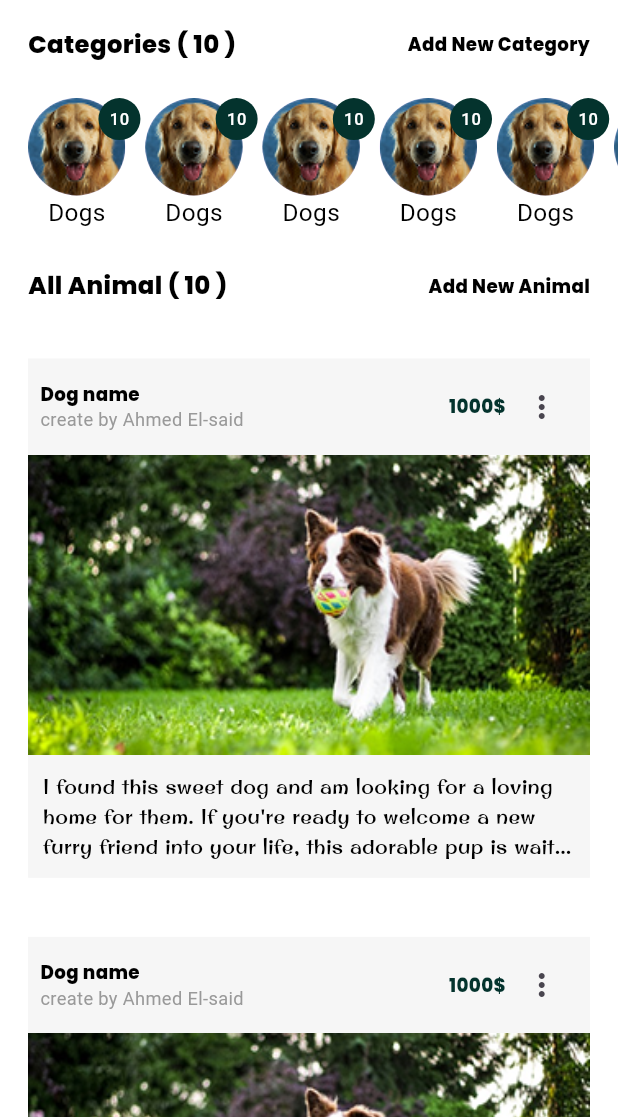
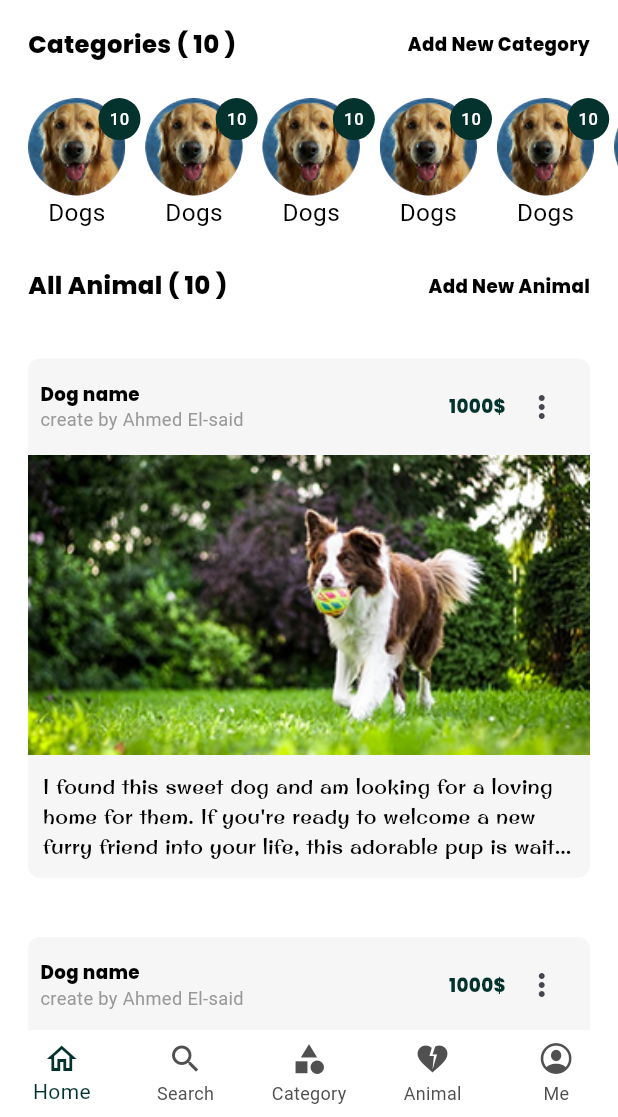
Before and after one commit to elsaidmaher2-10/animoapp, a Flutter app: the screen it shows after launch, on a phone screen of 412 x 824 dp, the part 119-1236 px from its top. Run offline on Flutter 3.47's test engine with Material 3 defaults, Android fonts, the phone set to English and light mode, and no system bars; our stand-ins replace connectivity_plus, dartz, dio, dotted_border, flutter_bloc, flutter_screenutil and 6 more; accounts and stored records are empty.

Commit message:
feat: Add Category screen and main navigation
- Implemented a new Category screen for creating categories with name and description fields.
- Added a Mainscreen with a bottom navigation bar to switch between Home, Search, Category, Animal, and Me screens.
- Created a Homebutton widget for consistent button styling and functionality.

```diff
--- a/lib/core/resource/assetvaluemanger.dart
+++ b/lib/core/resource/assetvaluemanger.dart
@@ -2,6 +2,8 @@ abstract class AssetValueManager {
   static String uploadimage = "assets/image/Subtract.png";
 
   static const String Klog = "assets/image/logo.svg";
+
+  static String profile = "assets/image/Ellipse 11.png";
 }
 
 class FontFamily {
--- a/lib/core/resource/colormanager.dart
+++ b/lib/core/resource/colormanager.dart
@@ -13,4 +13,6 @@ class ColorManger {
   static const Color green = Color(0xff08A43A);
 
   static Color black = Color(0xff000000);
+
+  static Color klightgreen = Color(0xff16A99F);
 }
--- a/lib/core/resource/constantsmanager.dart
+++ b/lib/core/resource/constantsmanager.dart
@@ -76,4 +76,6 @@ class constantManager {
   static String createnewpass = "Create New Password";
 
   static String submit = 'Submit';
+
+  static String save = "Save";
 }
--- a/lib/core/resource/screenutilsmaanger.dart
+++ b/lib/core/resource/screenutilsmaanger.dart
@@ -31,9 +31,11 @@ class screeutilsManager {
 
   static double h58 = 58.h;
 
-  static double s20 = 20;
+  static double s20 = 20.sp;
 
   static double h10 = 10.h;
 
   static double s12 = 12.sp;
+
+  static double h20 = 20.h;
 }
--- a/lib/core/routes/routesmanager.dart
+++ b/lib/core/routes/routesmanager.dart
@@ -6,6 +6,8 @@ import 'package:animoapp/feature/Auth/foregetpassword/presentation/views/foreget
 import 'package:animoapp/feature/Auth/otpverifcation/presentation/view/otpvrificationcode.dart';
 import 'package:animoapp/feature/Auth/register/presentation/views/signupwidget.dart';
 import 'package:animoapp/feature/home/presentation/views/home.dart';
+import 'package:animoapp/feature/home/presentation/views/mainscreen.dart';
+import 'package:animoapp/main.dart';
 import 'package:flutter/material.dart';
 
 abstract class RoutesManager {
@@ -40,7 +42,7 @@ abstract class RoutesManager {
         }
       case RouteName.home:
         {
-          return MaterialPageRoute(builder: (ctx) => Home());
+          return MaterialPageRoute(builder: (ctx) => Mainscreen());
         }
       default:
         {
--- a/lib/core/widget/customtextfromfield.dart
+++ b/lib/core/widget/customtextfromfield.dart
@@ -11,8 +11,11 @@ class CustomTextfromfield extends StatelessWidget {
     required this.controller,
     this.onChanged,
     this.ktype = TextInputType.text,
+    this.maxlines = 1,
   });
   String hinttext;
+
+  int maxlines;
   IconButton? suffix;
   TextInputType ktype;
   bool obstext;
@@ -22,6 +25,7 @@ class CustomTextfromfield extends StatelessWidget {
   @override
   Widget build(BuildContext context) {
     return TextFormField(
+      maxLines: maxlines,
       enableInteractiveSelection: true,
       keyboardType: ktype,
       onChanged: onChanged,
--- a/lib/feature/Auth/register/presentation/views/widget/uploadimage.dart
+++ b/lib/feature/Auth/register/presentation/views/widget/uploadimage.dart
@@ -73,8 +73,8 @@ class Uploadimage extends StatelessWidget {
                     onTap: onTap,
                     child: Padding(
                       padding: EdgeInsets.symmetric(
-                        horizontal: state is SingupimageInitial ? 64 : 0,
-                        vertical: state is SingupimageInitial ? 32 : 0,
+                        horizontal: state is SingupimageInitial ? 100 : 0,
+                        vertical: state is SingupimageInitial ? 64 : 0,
                       ),
                       child: Column(
                         children: [
--- a/lib/feature/home/presentation/views/home.dart
+++ b/lib/feature/home/presentation/views/home.dart
@@ -1,6 +1,3 @@
-import 'package:animoapp/core/resource/assetvaluemanger.dart';
-import 'package:animoapp/core/resource/colormanager.dart';
-import 'package:animoapp/core/resource/screenutilsmaanger.dart';
 import 'package:animoapp/feature/home/presentation/views/widgets/AnimalWidget.dart';
 import 'package:animoapp/feature/home/presentation/views/widgets/Animalcategory.dart';
 import 'package:animoapp/feature/home/presentation/views/widgets/HomepageAnimalList.dart';
@@ -9,13 +6,11 @@ import 'package:animoapp/feature/home/presentation/views/widgets/Homepagecategor
 import 'package:flutter/material.dart';
 
 class Home extends StatelessWidget {
-  const Home({super.key});
+  Home({super.key});
 
   @override
   Widget build(BuildContext context) {
-    return Scaffold(
-      backgroundColor: ColorManger.white,
-      body: SafeArea(
+    return SafeArea(
       child: SingleChildScrollView(
         child: Column(
           children: [
@@ -27,7 +22,6 @@ class Home extends StatelessWidget {
           ],
         ),
       ),
-      ),
     );
   }
 }
--- /dev/null
+++ b/lib/feature/home/presentation/views/mainscreen.dart
@@ -0,0 +1,75 @@
+import 'dart:async';
+import 'package:animoapp/core/resource/colormanager.dart';
+import 'package:animoapp/feature/home/presentation/views/category.dart';
+import 'package:animoapp/feature/home/presentation/views/home.dart';
+
+import 'package:flutter/cupertino.dart';
+import 'package:flutter/material.dart';
+
+class Mainscreen extends StatelessWidget {
+  Mainscreen({super.key});
+  StreamController<int> streamController = StreamController.broadcast();
+
+  int curindex = 0;
+  List<Widget> screens = [
+    Home(),
+    Center(child: Text("data")),
+    Category(),
+    Center(child: Text("data2")),
+    Center(child: Text("data3")),
+  ];
+  @override
+  Widget build(BuildContext context) {
+    return Scaffold(
+      backgroundColor: ColorManger.white,
+      extendBody: true,
+      bottomNavigationBar: StreamBuilder(
+        initialData: 0,
+        stream: streamController.stream,
+        builder: (BuildContext context, AsyncSnapshot<dynamic> snapshot) =>
+            Container(
+              decoration: BoxDecoration(color: Colors.white.withOpacity(0.1)),
+              child: BottomNavigationBar(
+                backgroundColor: Colors.transparent,
+                currentIndex: snapshot.data ?? 0,
+                onTap: (index) {
+                  streamController.add(index);
+
+                  curindex = index;
+                },
+                elevation: 0,
+                selectedItemColor: ColorManger.kprimary,
+                unselectedItemColor: ColorManger.Lightgrey,
+                type: BottomNavigationBarType.fixed,
+                items: const [
+                  BottomNavigationBarItem(
+                    icon: Icon(Icons.home_outlined),
+                    label: "Home",
+                  ),
+                  BottomNavigationBarItem(
+                    icon: Icon(Icons.search),
+                    label: "Search",
+                  ),
+                  BottomNavigationBarItem(
+                    icon: Icon(Icons.category),
+                    label: "Category",
+                  ),
+                  BottomNavigationBarItem(
+                    icon: Icon(Icons.heart_broken),
+                    label: "Animal",
+                  ),
+                  BottomNavigationBarItem(
+                    icon: Icon(CupertinoIcons.profile_circled),
+                    label: "Me",
+                  ),
+                ],
+              ),
+            ),
+      ),
+      body: StreamBuilder(
+        stream: streamController.stream,
+        builder: (ctx, snap) => screens[snap.data ?? 0],
+      ),
+    );
+  }
+}
--- a/lib/feature/home/presentation/views/widgets/AnimalWidget.dart
+++ b/lib/feature/home/presentation/views/widgets/AnimalWidget.dart
@@ -17,7 +17,10 @@ class AnimalWidget extends StatelessWidget {
       itemCount: 10,
       itemBuilder: (BuildContext context, int index) => Container(
         margin: EdgeInsets.all(17.w),
-        decoration: BoxDecoration(color: ColorManger.Lightgrey4),
+        decoration: BoxDecoration(
+          color: ColorManger.Lightgrey4,
+          borderRadius: BorderRadius.circular(8),
+        ),
         child: Column(
           children: [
             Padding(
--- a/lib/main.dart
+++ b/lib/main.dart
@@ -35,7 +35,8 @@ class MyApp extends StatelessWidget {
                   OtpvericationcontrollerCubit(getIt<Otpvreficationrepo>()),
             ),
           ],
-          child: MaterialApp(
+
+                child: MaterialApp(
             initialRoute: islogin ? RouteName.home : RouteName.login,
             debugShowCheckedModeBanner: false,
             onGenerateRoute: RoutesManager.ongenerate,
```
Also changed, not shown: lib/feature/home/presentation/views/category.dart (added, +140 -0 lines), lib/feature/home/presentation/views/widgets/homebutton.dart (added, +27 -0 lines), assets/image/Ellipse 11.png (added), assets/image/image 4.png (added). Lines whose indentation alone changed are shown as unchanged.
